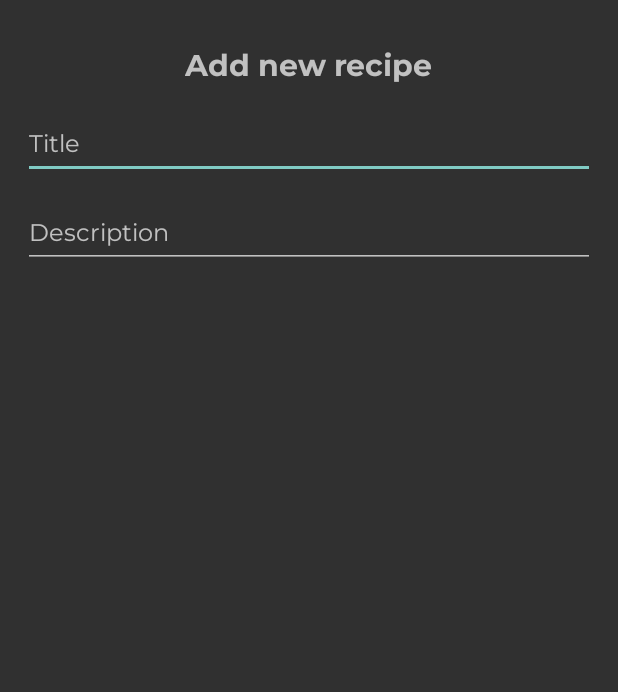
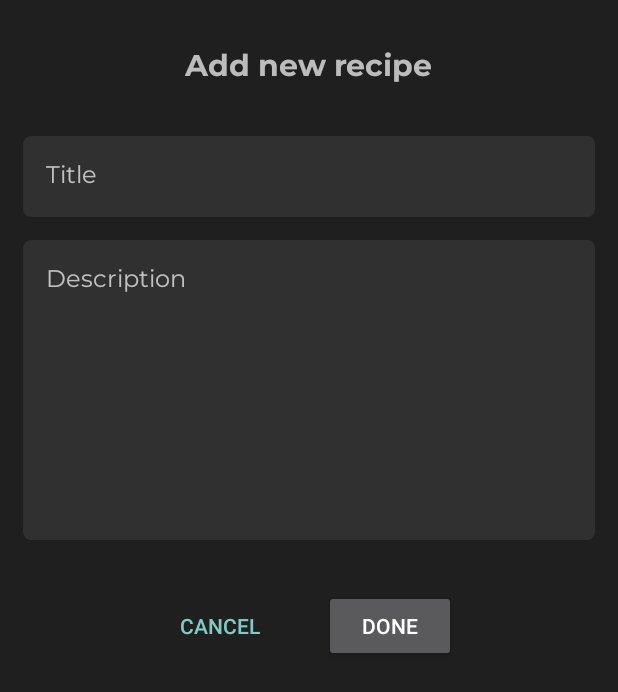
Before and after one commit to Saydullin/recipes-book, an Android app: the AddRecipe screen opened directly, with no data from a screen before it, on a phone screen of 412 x 824 dp. Shown: the top 692 px of the screen. Run offline under Robolectric (Android 15) with nearby library versions, the phone set to English and light mode, and no system bars.

Commit message:
Изменил внешний вид добавления рецепта и добавил тудушки.

```diff
--- a/app/src/main/java/com/example/recipesbook/AddRecipe.java
+++ b/app/src/main/java/com/example/recipesbook/AddRecipe.java
@@ -3,12 +3,20 @@ package com.example.recipesbook;
 import androidx.appcompat.app.AppCompatActivity;
 
 import android.os.Bundle;
+import android.widget.Button;
 
 public class AddRecipe extends AppCompatActivity {
+
+    Button button_cancel_activity;
 
     @Override
     protected void onCreate(Bundle savedInstanceState) {
         super.onCreate(savedInstanceState);
         setContentView(R.layout.activity_add_recipe);
+
+        button_cancel_activity = findViewById(R.id.button_cancel_activity);
+
+        button_cancel_activity.setOnClickListener(v -> finish());
     }
+
 }
--- a/app/src/main/java/com/example/recipesbook/MainActivity.java
+++ b/app/src/main/java/com/example/recipesbook/MainActivity.java
@@ -69,7 +69,7 @@ public class MainActivity extends AppCompatActivity {
 
                 database.insert(DbRecipe.TABLE_RECIPES, null, contentValues);
 
-                setContentView(R.layout.login);
+//                setContentView(R.layout.login);
             }
         });
 
--- a/app/src/main/java/com/example/recipesbook/adapters/RecipesAdapter.java
+++ b/app/src/main/java/com/example/recipesbook/adapters/RecipesAdapter.java
@@ -50,9 +50,7 @@ public class RecipesAdapter extends RecyclerView.Adapter<RecipesAdapter.RecipesV
         holder.recipeDuration.setText(recipes.get(position).getDuration());
         holder.recipesIngredientsAmount.setText(recipes.get(position).getIngredientsAmount() + " ingredients");
 
-        holder.itemView.setOnClickListener(new View.OnClickListener() {
-            @Override
-            public void onClick(View v) {
+        holder.itemView.setOnClickListener(v -> {
             Intent intent = new Intent(context, RecipeItem.class);
 
             ActivityOptions options = ActivityOptions.makeSceneTransitionAnimation(
@@ -67,7 +65,6 @@ public class RecipesAdapter extends RecyclerView.Adapter<RecipesAdapter.RecipesV
             intent.putExtra("recipeDescription", recipes.get(position).getDescription());
 
             context.startActivity(intent, options.toBundle());
-            }
         });
     }
 
--- a/app/src/main/res/layout/activity_add_recipe.xml
+++ b/app/src/main/res/layout/activity_add_recipe.xml
@@ -4,47 +4,111 @@
     xmlns:tools="http://schemas.android.com/tools"
     android:layout_width="match_parent"
     android:layout_height="match_parent"
+    android:paddingHorizontal="15dp"
     android:paddingVertical="15dp"
-    android:paddingHorizontal="15dp"
+    android:background="@color/theme_bg"
     tools:context=".AddRecipe">
 
     <TextView
         android:id="@+id/textView5"
         android:layout_width="wrap_content"
         android:layout_height="wrap_content"
+        android:layout_marginVertical="15dp"
         android:fontFamily="@font/montserrat_bold"
-        android:layout_marginTop="15dp"
         android:text="@string/add_new_recipe"
         android:textSize="20sp"
         app:layout_constraintEnd_toEndOf="parent"
         app:layout_constraintStart_toStartOf="parent"
         app:layout_constraintTop_toTopOf="parent" />
 
-    <EditText
-        android:id="@+id/editText2"
+    <LinearLayout
+        android:id="@+id/inputsList"
         android:layout_width="match_parent"
         android:layout_height="wrap_content"
-        android:fontFamily="@font/montserrat"
-        android:textSize="16sp"
-        android:layout_marginTop="15dp"
-        android:autofillHints="default"
-        android:hint="@string/title_text"
-        android:inputType="text"
+        android:orientation="vertical"
+        android:layout_marginVertical="15dp"
         app:layout_constraintEnd_toEndOf="parent"
         app:layout_constraintStart_toStartOf="parent"
-        app:layout_constraintTop_toBottomOf="@+id/textView5" />
+        app:layout_constraintTop_toBottomOf="@+id/textView5">
 
         <EditText
+            android:id="@+id/editText1"
             android:layout_width="match_parent"
             android:layout_height="wrap_content"
             android:layout_marginTop="15dp"
             android:autofillHints="default"
+            android:background="@drawable/border_radius"
+            android:defaultFocusHighlightEnabled="false"
+            android:backgroundTint="@color/theme_bg_light"
+            android:fontFamily="@font/montserrat"
+            android:hint="@string/title_text"
+            android:inputType="text"
+            android:paddingHorizontal="15dp"
+            android:paddingVertical="15dp"
+            android:textSize="16sp" />
+
+<!--        TODO: Реализовать добавление описания, путём шаговой инструкции -->
+<!--         Пользователь вводит 5 - появляются 5 штук (шагов) EditText -->
+<!--          И у каждого нумерация (Шаг 1, ...), в виде заголовка. -->
+
+<!--        <EditText-->
+<!--            android:id="@+id/editText2"-->
+<!--            android:layout_width="match_parent"-->
+<!--            android:layout_height="wrap_content"-->
+<!--            android:layout_marginTop="15dp"-->
+<!--            android:autofillHints="default"-->
+<!--            android:background="@drawable/border_radius"-->
+<!--            android:backgroundTint="@color/theme_bg_light"-->
+<!--            android:fontFamily="@font/montserrat"-->
+<!--            android:hint="@string/steps_amount"-->
+<!--            android:inputType="number"-->
+<!--            android:paddingHorizontal="15dp"-->
+<!--            android:paddingVertical="15dp"-->
+<!--            android:textSize="16sp" />-->
+
+        <EditText
+            android:id="@+id/editText"
+            android:layout_width="match_parent"
+            android:layout_height="200dp"
+            android:layout_marginTop="15dp"
+            android:autofillHints="default"
+            android:gravity="start"
+            android:background="@drawable/border_radius"
+            android:backgroundTint="@color/theme_bg_light"
+            android:fontFamily="@font/montserrat"
             android:hint="@string/description_text"
-        android:fontFamily="@font/montserrat"
-        android:textSize="16sp"
             android:inputType="text"
+            android:paddingHorizontal="15dp"
+            android:paddingVertical="15dp"
+            android:textSize="16sp" />
+
+<!--        TODO: Реализовать добавления ингредиентов в виде списка-->
+
+    </LinearLayout>
+
+    <LinearLayout
+        android:id="@+id/linearLayout2"
+        android:layout_width="wrap_content"
+        android:layout_height="wrap_content"
+        android:layout_marginTop="30dp"
         app:layout_constraintEnd_toEndOf="parent"
         app:layout_constraintStart_toStartOf="parent"
-        app:layout_constraintTop_toBottomOf="@+id/editText2" />
+        app:layout_constraintTop_toBottomOf="@+id/inputsList">
+
+        <Button
+            android:id="@+id/button_cancel_activity"
+            style="?android:attr/buttonBarButtonStyle"
+            android:layout_width="wrap_content"
+            android:layout_height="wrap_content"
+            android:layout_marginHorizontal="15dp"
+            android:text="@string/cancel_text" />
+
+        <Button
+            android:layout_width="wrap_content"
+            android:layout_height="wrap_content"
+            android:layout_marginHorizontal="15dp"
+            android:text="@string/submit_button" />
+
+    </LinearLayout>
 
 </androidx.constraintlayout.widget.ConstraintLayout>
--- a/app/src/main/res/values/strings.xml
+++ b/app/src/main/res/values/strings.xml
@@ -36,4 +36,6 @@
     <string name="add_new_recipe">Add new recipe</string>
     <string name="title_text">Title</string>
     <string name="description_text">Description</string>
+    <string name="cancel_text">cancel</string>
+    <string name="steps_amount">Steps amount</string>
 </resources>
--- a/build.gradle
+++ b/build.gradle
@@ -1,16 +1,4 @@
 // Top-level build file where you can add configuration options common to all sub-projects/modules.
-
-plugins {
-  id "org.sonarqube" version "3.3"
-}
-
-sonarqube {
-  properties {
-    property "sonar.projectKey", "Saydullin_recipes-book"
-    property "sonar.organization", "saydullin"
-    property "sonar.host.url", "https://sonarcloud.io"
-  }
-}
 
 buildscript {
     repositories {
@@ -18,13 +6,25 @@ buildscript {
         mavenCentral()
     }
     dependencies {
-        classpath "com.android.tools.build:gradle:7.0.2"
+        classpath "com.android.tools.build:gradle:7.0.3"
 
         // NOTE: Do not place your application dependencies here; they belong
         // in the individual module build.gradle files
     }
 }
 
+plugins {
+    id "org.sonarqube" version "3.3"
+}
+
+sonarqube {
+    properties {
+        property "sonar.projectKey", "Saydullin_recipes-book"
+        property "sonar.organization", "saydullin"
+        property "sonar.host.url", "https://sonarcloud.io"
+    }
+}
+
 task clean(type: Delete) {
     delete rootProject.buildDir
 }
```
Lines whose indentation alone changed are shown as unchanged.
